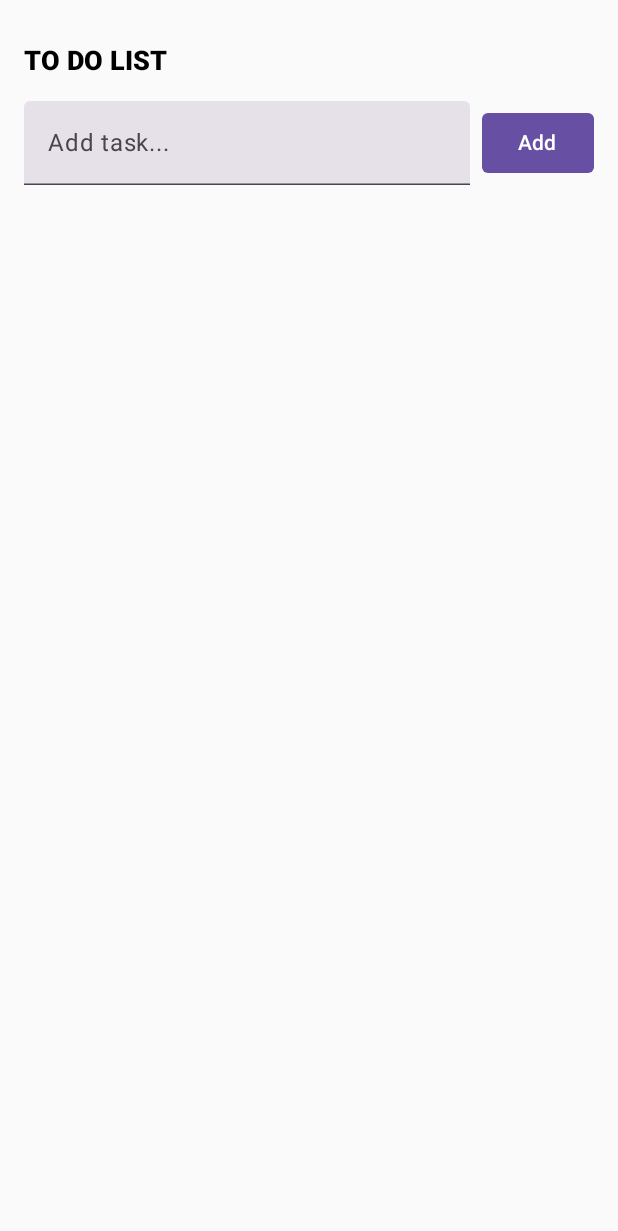
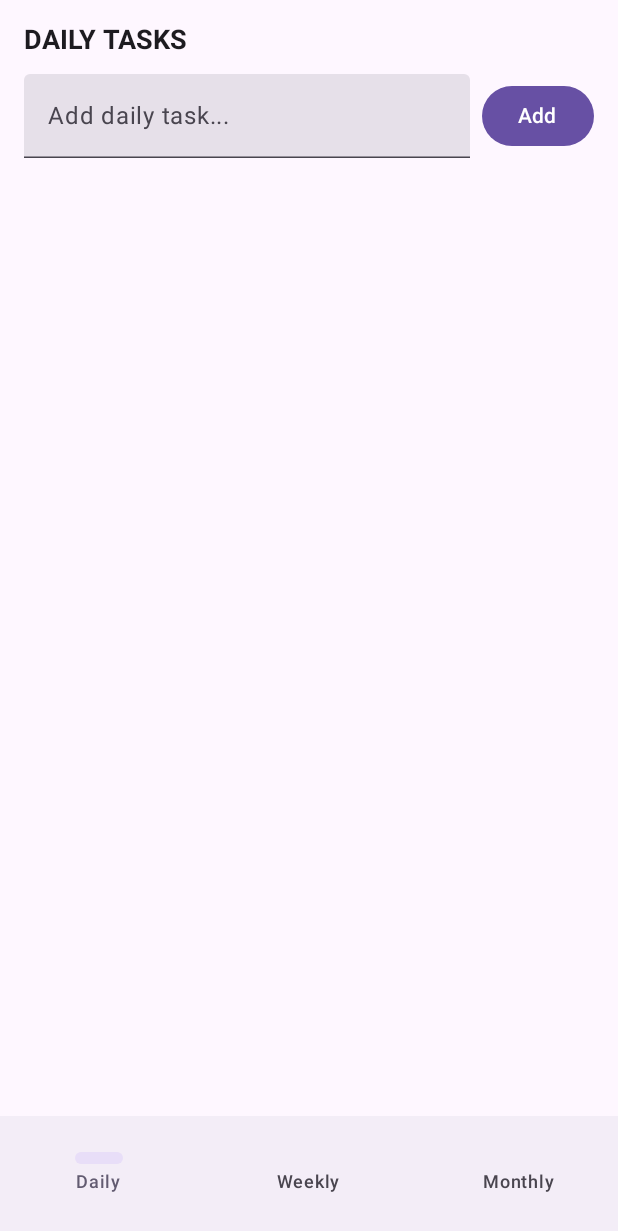
Before and after one commit to AMSruthi/TODO-APP, an Android app built with Jetpack Compose: the screen it shows after launch (MainActivity), on a phone screen of 412 x 824 dp. Shown: the top 1231 px of the screen. Run offline under Robolectric (Android 15) with nearby library versions, the phone set to English and light mode, and no system bars; our stand-ins replace Dagger/Hilt's generated code, Room's generated code; libraries missing offline, so code that uses them is left out: androidx.hilt.lifecycle.

Commit message:
#Added DAILY, WEEKLY AND MONTHLY TODO WITH JETPACK NAVIGATION

```diff
--- a/app/build.gradle.kts
+++ b/app/build.gradle.kts
@@ -75,4 +75,7 @@ dependencies {
     ksp(libs.hilt.compiler)
     implementation(libs.hilt.navigation.compose)
     ksp(libs.kotlinx.metadata.jvm)
+
+    //JETPACK NAVIGATION
+    implementation(libs.jetpack.compose.navigation)
 }
--- a/app/src/main/java/com/example/flows/MainActivity.kt
+++ b/app/src/main/java/com/example/flows/MainActivity.kt
@@ -4,15 +4,7 @@ import android.os.Bundle
 import androidx.activity.ComponentActivity
 import androidx.activity.compose.setContent
 import androidx.activity.enableEdgeToEdge
-import androidx.compose.foundation.layout.fillMaxSize
-import androidx.compose.foundation.layout.padding
-import androidx.compose.material3.Scaffold
-import androidx.compose.material3.Text
-import androidx.compose.runtime.Composable
-import androidx.compose.ui.Modifier
-import androidx.compose.ui.tooling.preview.Preview
-import com.example.flows.ui.TodoScreen
-import com.example.flows.ui.theme.FlowsTheme
+import com.example.flows.ui.AppNavHost
 import dagger.hilt.android.AndroidEntryPoint
 
 @AndroidEntryPoint
@@ -21,7 +13,7 @@ class MainActivity : ComponentActivity() {
         super.onCreate(savedInstanceState)
         enableEdgeToEdge()
         setContent {
-            TodoScreen()
+            AppNavHost()
         }
     }
 }
--- a/app/src/main/java/com/example/flows/data/Todo.kt
+++ b/app/src/main/java/com/example/flows/data/Todo.kt
@@ -8,5 +8,6 @@ data class Todo(
     @PrimaryKey(autoGenerate = true)
     val id: Int = 0,
     val title: String,
-    val isDone: Boolean = false
+    val isDone: Boolean = false,
+    val category: String   // daily / weekly / monthly
 )
--- a/app/src/main/java/com/example/flows/data/TodoDao.kt
+++ b/app/src/main/java/com/example/flows/data/TodoDao.kt
@@ -11,8 +11,9 @@ import kotlinx.coroutines.flow.Flow
 @Dao
 interface TodoDao {
 
-    @Query("SELECT * FROM todos ORDER BY id DESC")
-    fun getTodos(): Flow<List<Todo>>
+
+    @Query("SELECT * FROM todos WHERE category = :category ORDER BY id DESC")
+    fun getTodos(category: String): Flow<List<Todo>>
 
     @Insert(onConflict = OnConflictStrategy.REPLACE)
     suspend fun insert(todo: Todo)
--- a/app/src/main/java/com/example/flows/repository/TodoRepository.kt
+++ b/app/src/main/java/com/example/flows/repository/TodoRepository.kt
@@ -3,15 +3,13 @@ package com.example.flows.repository
 
 import com.example.flows.data.Todo
 import com.example.flows.data.TodoDao
-import kotlinx.coroutines.flow.Flow
 
 class TodoRepository(
     private val dao: TodoDao
 ) {
-    val todos: Flow<List<Todo>> = dao.getTodos()
-
-    suspend fun addTodo(title: String) {
-        dao.insert(Todo(title = title))
+    fun getTodos(category: String) =  dao.getTodos(category)
+    suspend fun addTodo(title: String, category: String) {
+        dao.insert(Todo(title = title, category = category))
     }
 
     suspend fun toggle(todo: Todo) {
--- /dev/null
+++ b/app/src/main/java/com/example/flows/ui/AppNavHost.kt
@@ -0,0 +1,103 @@
+package com.example.flows.ui
+
+import androidx.compose.foundation.layout.padding
+import androidx.compose.material3.NavigationBar
+import androidx.compose.material3.NavigationBarItem
+import androidx.compose.material3.Scaffold
+import androidx.compose.material3.Text
+import androidx.compose.runtime.Composable
+import androidx.compose.runtime.getValue
+import androidx.compose.ui.Modifier
+import androidx.navigation.NavController
+import androidx.navigation.NavGraph.Companion.findStartDestination
+import androidx.navigation.NavHostController
+import androidx.navigation.NavType
+import androidx.navigation.compose.NavHost
+import androidx.navigation.compose.composable
+import androidx.navigation.compose.currentBackStackEntryAsState
+import androidx.navigation.compose.rememberNavController
+import androidx.navigation.navArgument
+
+@Composable
+fun AppNavHost(
+    navController: NavHostController = rememberNavController(),
+    startDestination: String = Screen.Main.route
+) {
+    NavHost(navController = navController, startDestination = startDestination) {
+
+        composable(Screen.Main.route) {
+            MainScreenWithBottomNav(navController = navController)
+        }
+
+        composable(
+            route = Screen.TaskDetails.route, arguments = listOf(navArgument("taskId") {
+                type = NavType.LongType
+            })
+        ) { backStackEntry ->
+//            val taskId = backStackEntry.arguments?.getLong("taskId") ?: -1L
+//            TaskDetailsScreen(taskId = taskId, onBack = {
+//                navController.popBackStack()
+//            })
+
+        }
+
+        composable(Screen.Completed.route) {
+//            CompletedTaskScreen(onBack = {
+//                navController.popBackStack()
+//            })
+        }
+    }
+}
+
+@Composable
+fun MainScreenWithBottomNav(navController: NavHostController) {
+
+    val tabs = listOf(Screen.Daily, Screen.Weekly, Screen.Monthly)
+    val innerNavController = rememberNavController()
+
+    Scaffold(
+        bottomBar = {
+            NavigationBar {
+                val navBackStackEntry by innerNavController.currentBackStackEntryAsState()
+                val currentRoute = navBackStackEntry?.destination?.route
+
+                tabs.forEach { screen ->
+                    NavigationBarItem(
+                        icon = { /* TODO add icon */ },
+                        label = { Text(screen.route.replaceFirstChar { it.uppercase() }) },
+                        selected = currentRoute == screen.route,
+                        onClick = {
+                            innerNavController.navigate(screen.route) {
+                                popUpTo(innerNavController.graph.findStartDestination().id) {
+                                    saveState = true
+                                }
+                                launchSingleTop = true
+                                restoreState = true
+                            }
+                        }
+                    )
+                }
+            }
+        }
+    ) { innerPadding ->
+
+        NavHost(
+            navController = innerNavController,
+            startDestination = Screen.Daily.route,
+            modifier = Modifier.padding(innerPadding)
+        ) {
+
+            composable(Screen.Daily.route) {
+                DailyListScreen()
+            }
+
+            composable(Screen.Weekly.route) {
+                WeeklyListScreen()
+            }
+
+            composable(Screen.Monthly.route) {
+                MonthlyListScreen()
+            }
+        }
+    }
+}
--- /dev/null
+++ b/app/src/main/java/com/example/flows/ui/DailyListScreen.kt
@@ -0,0 +1,77 @@
+package com.example.flows.ui
+
+import androidx.compose.foundation.layout.Column
+import androidx.compose.foundation.layout.Row
+import androidx.compose.foundation.layout.Spacer
+import androidx.compose.foundation.layout.fillMaxSize
+import androidx.compose.foundation.layout.fillMaxWidth
+import androidx.compose.foundation.layout.height
+import androidx.compose.foundation.layout.padding
+import androidx.compose.foundation.layout.width
+import androidx.compose.foundation.lazy.LazyColumn
+import androidx.compose.foundation.lazy.items
+import androidx.compose.material3.Button
+import androidx.compose.material3.Text
+import androidx.compose.material3.TextField
+import androidx.compose.runtime.Composable
+import androidx.compose.runtime.collectAsState
+import androidx.compose.runtime.getValue
+import androidx.compose.runtime.mutableStateOf
+import androidx.compose.runtime.remember
+import androidx.compose.runtime.setValue
+import androidx.compose.ui.Alignment
+import androidx.compose.ui.Modifier
+import androidx.compose.ui.text.font.FontWeight
+import androidx.compose.ui.unit.dp
+import androidx.compose.ui.unit.sp
+import androidx.hilt.lifecycle.viewmodel.compose.hiltViewModel
+import com.example.flows.viewmodel.TodoViewModel
+
+@Composable
+fun DailyListScreen(
+    viewModel: TodoViewModel = hiltViewModel(),
+) {
+    val todos by viewModel.getTodos("daily").collectAsState()
+    var text by remember { mutableStateOf("") }
+
+
+    Column(
+        modifier = Modifier
+            .fillMaxSize()
+            .padding(16.dp)
+    ) {
+
+
+        Text("DAILY TASKS", fontSize = 18.sp, fontWeight = FontWeight.Bold)
+        Spacer(Modifier.height(12.dp))
+
+
+        Row(verticalAlignment = Alignment.CenterVertically, modifier = Modifier.fillMaxWidth()) {
+            TextField(
+                value = text,
+                onValueChange = { text = it },
+                modifier = Modifier.weight(1f),
+                placeholder = { Text("Add daily task...") })
+            Spacer(Modifier.width(8.dp))
+            Button(onClick = {
+                if (text.isNotBlank()) {
+                    viewModel.add(text, "daily")
+                    text = ""
+                }
+            }) { Text("Add") }
+        }
+
+
+        Spacer(Modifier.height(16.dp))
+
+
+        LazyColumn(modifier = Modifier.fillMaxSize()) {
+            items(todos) { todo ->
+                TodoRow(
+                    todo = todo,
+                    onToggle = { viewModel.toggle(it) },
+                    onDelete = { viewModel.delete(it) })
+            }
+        }
+    }
+}
--- /dev/null
+++ b/app/src/main/java/com/example/flows/ui/Screen.kt
@@ -0,0 +1,16 @@
+package com.example.flows.ui
+
+sealed class Screen(val route: String) {
+
+    object Main : Screen("main")
+
+    object Daily : Screen("daily")
+    object Weekly : Screen("weekly")
+    object Monthly : Screen("monthly")
+
+    object TaskDetails : Screen("task/{taskId}") {
+        fun createRoute(taskId: Long) = "task/$taskId"
+    }
+
+    object Completed : Screen("completed")
+}
--- a/app/src/main/java/com/example/flows/ui/TodoScreen.kt
+++ /dev/null
@@ -1,153 +0,0 @@
-package com.example.flows.ui
-
-import androidx.compose.foundation.clickable
-import androidx.compose.foundation.layout.Column
-import androidx.compose.foundation.layout.Row
-import androidx.compose.foundation.layout.Spacer
-import androidx.compose.foundation.layout.fillMaxSize
-import androidx.compose.foundation.layout.fillMaxWidth
-import androidx.compose.foundation.layout.height
-import androidx.compose.foundation.layout.padding
-import androidx.compose.foundation.layout.width
-import androidx.compose.foundation.lazy.LazyColumn
-import androidx.compose.foundation.lazy.items
-import androidx.compose.foundation.shape.RoundedCornerShape
-import androidx.compose.material.icons.Icons
-import androidx.compose.material.icons.filled.Delete
-import androidx.compose.material3.Button
-import androidx.compose.material3.Checkbox
-import androidx.compose.material3.Icon
-import androidx.compose.material3.IconButton
-import androidx.compose.material3.Text
-import androidx.compose.material3.TextField
-import androidx.compose.runtime.Composable
-import androidx.compose.runtime.collectAsState
-import androidx.compose.runtime.getValue
-import androidx.compose.runtime.mutableStateOf
-import androidx.compose.runtime.remember
-import androidx.compose.runtime.setValue
-import androidx.compose.ui.Alignment
-import androidx.compose.ui.Modifier
-import androidx.compose.ui.text.TextStyle
-import androidx.compose.ui.text.font.FontWeight
-import androidx.compose.ui.text.style.TextDecoration
-import androidx.compose.ui.tooling.preview.Preview
-import androidx.compose.ui.unit.dp
-import androidx.compose.ui.unit.sp
-import androidx.hilt.navigation.compose.hiltViewModel
-import com.example.flows.data.Todo
-import com.example.flows.viewmodel.TodoViewModel
-
-@Composable
-fun TodoScreen(
-    viewModel: TodoViewModel = hiltViewModel()
-) {
-
-    val todos by viewModel.todos.collectAsState()
-
-    var text by remember { mutableStateOf("") }
-
-    Column(
-        modifier = Modifier.Companion
-            .fillMaxSize()
-            .padding(16.dp)
-    ) {
-        Spacer(modifier = Modifier.Companion.height(14.dp))
-
-        Text(text = "TO DO LIST", style = TextStyle(
-            fontSize = 18.sp,
-            fontWeight = FontWeight.ExtraBold
-        ))
-
-        Spacer(modifier = Modifier.Companion.height(16.dp))
-
-        // Input Row
-        Row(
-            verticalAlignment = Alignment.Companion.CenterVertically,
-            modifier = Modifier.Companion.fillMaxWidth()
-        ) {
-            TextField(
-                value = text,
-                onValueChange = { text = it },
-                modifier = Modifier.Companion.weight(1f),
-                placeholder = { Text("Add task...") }
-            )
-
-            Spacer(modifier = Modifier.Companion.width(8.dp))
-
-            Button(
-                shape = RoundedCornerShape(4.dp),
-                onClick = {
-                    if (text.isNotBlank()) {
-                        viewModel.add(text)
-                        text = ""
-                    }
-                }
-            ) {
-                Text("Add")
-            }
-        }
-
-        Spacer(modifier = Modifier.Companion.height(16.dp))
-
-        // List of Todos
-        LazyColumn(modifier = Modifier.Companion.fillMaxSize()) {
-            items(todos) { todo ->
-                TodoRow(
-                    todo = todo,
-                    onToggle = { viewModel.toggle(it) },
-                    onDelete = { viewModel.delete(it) }
-                )
-            }
-        }
-    }
-}
-
-@Composable
-fun TodoRow(
-    todo: Todo,
-    onToggle: (Todo) -> Unit,
-    onDelete: (Todo) -> Unit
-) {
-    Row(
-        modifier = Modifier.Companion
-            .fillMaxWidth()
-            .clickable { onToggle(todo) }
-            .padding(vertical = 8.dp),
-        verticalAlignment = Alignment.Companion.CenterVertically
-    ) {
-
-        Checkbox(
-            checked = todo.isDone,
-            onCheckedChange = { onToggle(todo) }
-        )
-
-        Spacer(modifier = Modifier.Companion.width(8.dp))
-
-        Text(
-            text = todo.title,
-            modifier = Modifier.Companion.weight(1f),
-            style = if (todo.isDone)
-                TextStyle(textDecoration = TextDecoration.Companion.LineThrough)
-            else
-                TextStyle.Companion.Default
-        )
-
-        IconButton(onClick = { onDelete(todo) }) {
-            Icon(
-                Icons.Default.Delete,
-                contentDescription = "Delete"
-            )
-        }
-    }
-}
-
-@Preview(showBackground = true)
-@Composable
-fun TodoRowPreview() {
-    TodoRow(
-        todo = Todo(id = 1, title = "Buy groceries", isDone = false),
-        onToggle = {},
-        onDelete = {}
-    )
-}
--- a/app/src/main/java/com/example/flows/viewmodel/ToDoViewModel.kt
+++ b/app/src/main/java/com/example/flows/viewmodel/ToDoViewModel.kt
@@ -16,16 +16,15 @@ class TodoViewModel @Inject constructor(
     private val repo: TodoRepository
 ) : ViewModel() {
 
-    val todos: StateFlow<List<Todo>> =
-        repo.todos.stateIn(
-            viewModelScope,
-            SharingStarted.WhileSubscribed(5000),
-            emptyList()
+    fun getTodos(category: String): StateFlow<List<Todo>> {
+        return repo.getTodos(category = category).stateIn(
+            viewModelScope, SharingStarted.WhileSubscribed(5000), emptyList()
         )
+    }
 
-    fun add(title: String) {
+    fun add(title: String, category: String) {
         viewModelScope.launch {
-            repo.addTodo(title)
+            repo.addTodo(title, category)
         }
     }
 
--- a/gradle/libs.versions.toml
+++ b/gradle/libs.versions.toml
@@ -42,7 +42,10 @@ androidx-room-compiler = { group = "androidx.room", name = "room-compiler", vers
 # HILT (correct)
 hilt-android = { group = "com.google.dagger", name = "hilt-android", version.ref = "hiltVersion" }
 hilt-compiler = { group = "com.google.dagger", name = "hilt-android-compiler", version.ref = "hiltVersion" }
-hilt-navigation-compose = { group = "androidx.hilt", name = "hilt-navigation-compose", version = "1.2.0" }
+hilt-navigation-compose = { group = "androidx.hilt", name = "hilt-navigation-compose", version = "1.3.0" }
+
+#JETPACK COMPOSE NAVIGATION
+jetpack-compose-navigation = {group = "androidx.navigation", name = "navigation-compose", version = "2.9.6" }
 
 [plugins]
 android-application = { id = "com.android.application", version.ref = "agp" }
```
Also changed, not shown: app/src/main/java/com/example/flows/ui/MonthlyListScreen.kt (added, +76 -0 lines), app/src/main/java/com/example/flows/ui/TodoRow.kt (added, +60 -0 lines), app/src/main/java/com/example/flows/ui/WeeklyListScreen.kt (added, +77 -0 lines).
